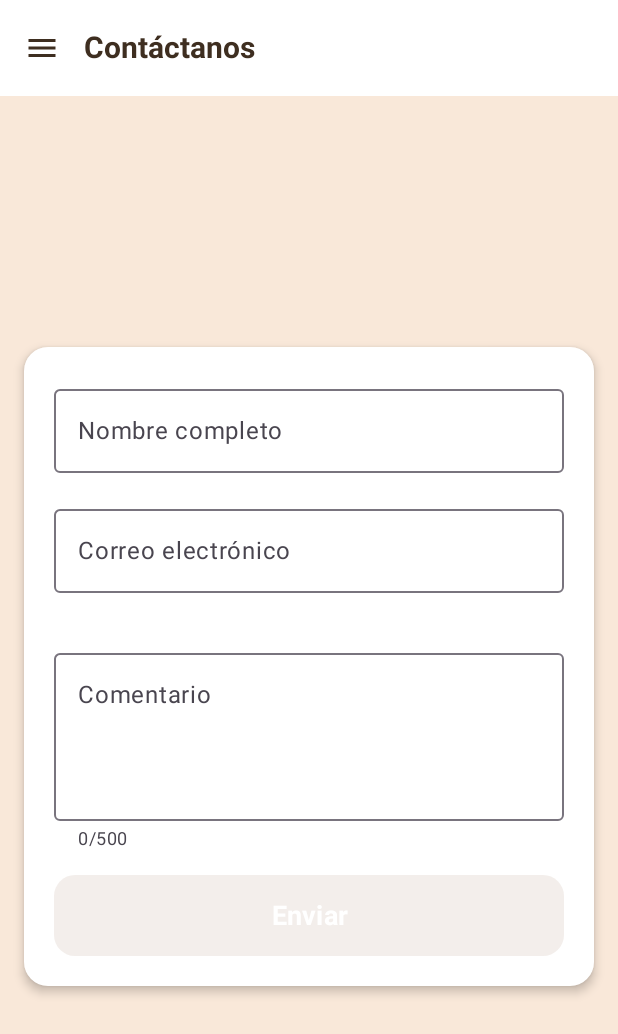
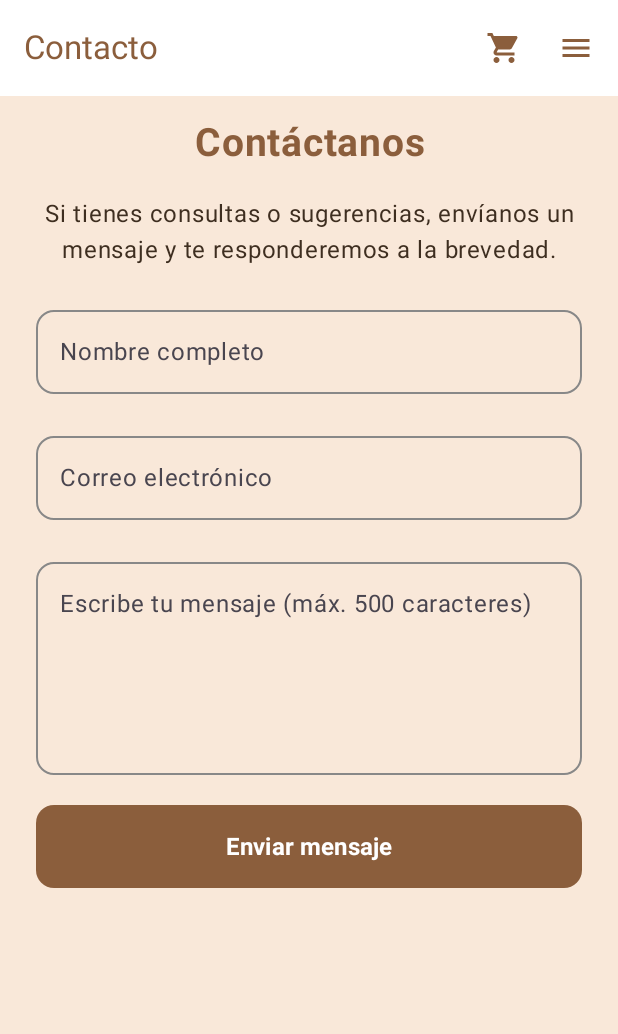
Before and after one commit to Felipe-Ahumada/Pasteleria_APP, an Android app built with Jetpack Compose: the ContactoScreen screen opened through its navigation route, on a phone screen of 412 x 824 dp. Shown: the top 1034 px of the screen. Run offline under Robolectric (Android 15) with nearby library versions, the phone set to English and light mode, and no system bars.

```diff
--- a/app/src/main/java/com/pasteleria_app/pasteleria_app/presentation/ui/Navigation/Navigation.kt
+++ b/app/src/main/java/com/pasteleria_app/pasteleria_app/presentation/ui/Navigation/Navigation.kt
@@ -7,7 +7,7 @@ import androidx.navigation.compose.rememberNavController
 import com.pasteleria_app.pasteleria_app.presentation.ui.screens.*
 import com.pasteleria_app.pasteleria_app.presentation.ui.viewmodel.CarritoViewModel
 
-// 🚀 Definimos las rutas principales de la app
+// 🚀 Rutas principales
 sealed class Screen(val route: String) {
     data object Landing : Screen("landing")
     data object Home : Screen("home")
@@ -18,38 +18,41 @@ sealed class Screen(val route: String) {
 }
 
 @Composable
-fun Navigation(carritoViewModel: CarritoViewModel) {
+fun Navigation(carritoViewModel: CarritoViewModel) { // ✅ Recibe el ViewModel global
     val navController = rememberNavController()
 
     NavHost(
         navController = navController,
         startDestination = Screen.Landing.route
     ) {
-        // 🎬 Landing Page
+        // 🎬 Landing
         composable(Screen.Landing.route) {
             LandingPage(
-                onEnterClick = {
-                    navController.navigate(Screen.Home.route) {
-                        popUpTo(Screen.Landing.route) { inclusive = true }
-                        launchSingleTop = true
-                    }
-                }
+                onEnterClick = { navController.navigate(Screen.Home.route) }
             )
         }
 
         // 🏠 Home
         composable(Screen.Home.route) {
             HomeScreen(
-                onOpenHome = {
-                    navController.navigate(Screen.Home.route) {
-                        popUpTo(Screen.Home.route) { inclusive = true }
-                        launchSingleTop = true
-                    }
-                },
+                onOpenHome = { navController.navigate(Screen.Home.route) },
                 onOpenNosotros = { navController.navigate(Screen.Nosotros.route) },
                 onOpenCarta = { navController.navigate(Screen.Carta.route) },
                 onOpenContacto = { navController.navigate(Screen.Contacto.route) },
-                onOpenCarrito = { navController.navigate(Screen.Carrito.route) }
+                onOpenCarrito = { navController.navigate(Screen.Carrito.route) },
+                carritoViewModel = carritoViewModel // ✅ se pasa aquí
+            )
+        }
+
+        // 👩‍🍳 Nosotros
+        composable(Screen.Nosotros.route) {
+            NosotrosScreen(
+                onOpenHome = { navController.navigate(Screen.Home.route) },
+                onOpenNosotros = { navController.navigate(Screen.Nosotros.route) },
+                onOpenCarta = { navController.navigate(Screen.Carta.route) },
+                onOpenContacto = { navController.navigate(Screen.Contacto.route) },
+                onOpenCarrito = { navController.navigate(Screen.Carrito.route) },
+                carritoViewModel = carritoViewModel // ✅ también aquí
             )
         }
 
@@ -61,7 +64,19 @@ fun Navigation(carritoViewModel: CarritoViewModel) {
                 onOpenCarta = { navController.navigate(Screen.Carta.route) },
                 onOpenContacto = { navController.navigate(Screen.Contacto.route) },
                 onOpenCarrito = { navController.navigate(Screen.Carrito.route) },
-                carritoViewModel = carritoViewModel // 👈 Aquí compartimos el mismo carrito
+                carritoViewModel = carritoViewModel // ✅ igual aquí
+            )
+        }
+
+        // 💌 Contacto
+        composable(Screen.Contacto.route) {
+            ContactoScreen(
+                onOpenHome = { navController.navigate(Screen.Home.route) },
+                onOpenNosotros = { navController.navigate(Screen.Nosotros.route) },
+                onOpenCarta = { navController.navigate(Screen.Carta.route) },
+                onOpenContacto = { navController.navigate(Screen.Contacto.route) },
+                onOpenCarrito = { navController.navigate(Screen.Carrito.route) },
+                carritoViewModel = carritoViewModel // ✅ también aquí
             )
         }
 
@@ -73,29 +88,7 @@ fun Navigation(carritoViewModel: CarritoViewModel) {
                 onOpenCarta = { navController.navigate(Screen.Carta.route) },
                 onOpenContacto = { navController.navigate(Screen.Contacto.route) },
                 onOpenCarrito = { navController.navigate(Screen.Carrito.route) },
-                carritoViewModel = carritoViewModel // 👈 Mismo ViewModel compartido
-            )
-        }
-
-        // 👩‍🍳 Nosotros
-        composable(Screen.Nosotros.route) {
-            NosotrosScreen(
-                onOpenHome = { navController.navigate(Screen.Home.route) },
-                onOpenNosotros = { navController.navigate(Screen.Nosotros.route) },
-                onOpenCarta = { navController.navigate(Screen.Carta.route) },
-                onOpenContacto = { navController.navigate(Screen.Contacto.route) },
-                onOpenCarrito = { navController.navigate(Screen.Carrito.route) }
-            )
-        }
-
-        // 💌 Contacto
-        composable(Screen.Contacto.route) {
-            ContactoScreen(
-                onOpenHome = { navController.navigate(Screen.Home.route) },
-                onOpenNosotros = { navController.navigate(Screen.Nosotros.route) },
-                onOpenCarta = { navController.navigate(Screen.Carta.route) },
-                onOpenContacto = { navController.navigate(Screen.Contacto.route) },
-                onOpenCarrito = { navController.navigate(Screen.Carrito.route) }
+                carritoViewModel = carritoViewModel // ✅ finalmente aquí también
             )
         }
     }
--- a/app/src/main/java/com/pasteleria_app/pasteleria_app/presentation/ui/components/PasteleriaScaffold.kt
+++ b/app/src/main/java/com/pasteleria_app/pasteleria_app/presentation/ui/components/PasteleriaScaffold.kt
@@ -3,22 +3,20 @@ package com.pasteleria_app.pasteleria_app.presentation.ui.components
 import androidx.compose.foundation.Image
 import androidx.compose.foundation.background
 import androidx.compose.foundation.layout.*
-import androidx.compose.foundation.shape.RoundedCornerShape
+import androidx.compose.foundation.shape.CircleShape
 import androidx.compose.material.icons.Icons
 import androidx.compose.material.icons.filled.Menu
-import androidx.compose.material.icons.filled.Person
+import androidx.compose.material.icons.filled.ShoppingCart
 import androidx.compose.material3.*
-import androidx.compose.runtime.Composable
-import androidx.compose.runtime.rememberCoroutineScope
+import androidx.compose.runtime.*
 import androidx.compose.ui.Alignment
 import androidx.compose.ui.Modifier
 import androidx.compose.ui.draw.clip
 import androidx.compose.ui.graphics.Color
 import androidx.compose.ui.res.painterResource
-import androidx.compose.ui.text.font.FontWeight
 import androidx.compose.ui.unit.dp
-import androidx.compose.ui.unit.sp
 import com.pasteleria_app.pasteleria_app.R
+import com.pasteleria_app.pasteleria_app.presentation.ui.viewmodel.CarritoViewModel
 import kotlinx.coroutines.launch
 
 @OptIn(ExperimentalMaterial3Api::class)
@@ -30,10 +28,15 @@ fun PasteleriaScaffold(
     onOpenCarta: () -> Unit = {},
     onOpenContacto: () -> Unit = {},
     onOpenCarrito: () -> Unit = {},
+    carritoViewModel: CarritoViewModel? = null, // ✅ Nuevo parámetro opcional
     content: @Composable (PaddingValues) -> Unit
 ) {
+    val crema = MaterialTheme.colorScheme.background
+    val marron = MaterialTheme.colorScheme.primary
     val drawerState = rememberDrawerState(DrawerValue.Closed)
     val scope = rememberCoroutineScope()
+
+    val totalProductos = carritoViewModel?.productos?.sumOf { it.cantidad } ?: 0
 
     ModalNavigationDrawer(
         drawerState = drawerState,
@@ -59,12 +62,41 @@ fun PasteleriaScaffold(
                     title = {
                         Text(
                             text = title,
-                            color = Color(0xFF3E2E20),
-                            fontWeight = FontWeight.Bold,
-                            fontSize = 20.sp
+                            color = marron,
+                            style = MaterialTheme.typography.titleLarge
                         )
                     },
-                    navigationIcon = {
+                    actions = {
+                        Box(
+                            contentAlignment = Alignment.TopEnd
+                        ) {
+                            IconButton(onClick = onOpenCarrito) {
+                                Icon(
+                                    imageVector = Icons.Default.ShoppingCart,
+                                    contentDescription = "Carrito",
+                                    tint = marron
+                                )
+                            }
+
+                            // 🎯 Badge visible solo si hay productos
+                            if (totalProductos > 0) {
+                                Box(
+                                    modifier = Modifier
+                                        .size(18.dp)
+                                        .offset(x = (-6).dp, y = 6.dp)
+                                        .clip(CircleShape)
+                                        .background(Color(0xFFD32F2F)),
+                                    contentAlignment = Alignment.Center
+                                ) {
+                                    Text(
+                                        text = totalProductos.toString(),
+                                        color = Color.White,
+                                        style = MaterialTheme.typography.labelSmall
+                                    )
+                                }
+                            }
+                        }
+
                         IconButton(onClick = {
                             scope.launch {
                                 if (drawerState.isClosed) drawerState.open() else drawerState.close()
@@ -73,31 +105,25 @@ fun PasteleriaScaffold(
                             Icon(
                                 imageVector = Icons.Default.Menu,
                                 contentDescription = "Menú",
-                                tint = Color(0xFF3E2E20)
+                                tint = marron
                             )
                         }
                     },
                     colors = TopAppBarDefaults.topAppBarColors(containerColor = Color.White)
                 )
             },
-            containerColor = MaterialTheme.colorScheme.background,
+            containerColor = crema,
             content = content
         )
     }
 }
 
 @Composable
-private fun DrawerContent(
+fun DrawerContent(
     onItemClick: (String) -> Unit,
     onClose: () -> Unit
 ) {
-    val menuItems = listOf(
-        "Inicio",
-        "Nosotros",
-        "Carta",
-        "Contacto",
-        "Carrito de Compra"
-    )
+    val menuItems = listOf("Inicio", "Nosotros", "Carta", "Contacto", "Carrito de Compra")
 
     Column(
         modifier = Modifier
@@ -107,54 +133,31 @@ private fun DrawerContent(
             .padding(vertical = 32.dp),
         horizontalAlignment = Alignment.CenterHorizontally
     ) {
-        // 🍰 Logo
         Image(
             painter = painterResource(id = R.drawable.logo_landing),
             contentDescription = "Logo Pastelería",
             modifier = Modifier
                 .size(100.dp)
                 .padding(bottom = 16.dp)
-                .clip(RoundedCornerShape(8.dp))
         )
 
-        // 📋 Opciones del menú
         menuItems.forEach { item ->
-            TextButton(
-                onClick = { onItemClick(item) },
-                modifier = Modifier.fillMaxWidth()
-            ) {
+            TextButton(onClick = { onItemClick(item) }, modifier = Modifier.fillMaxWidth()) {
                 Text(
                     text = item,
                     color = Color.White,
-                    fontSize = 18.sp,
-                    fontWeight = FontWeight.Bold,
-                    modifier = Modifier.padding(vertical = 8.dp)
+                    style = MaterialTheme.typography.titleMedium
                 )
             }
         }
 
         Spacer(modifier = Modifier.weight(1f))
+
         Divider(color = Color.White.copy(alpha = 0.3f))
-
-        // 👤 Usuario (por ahora fijo)
-        Row(
-            modifier = Modifier
-                .padding(16.dp)
-                .fillMaxWidth(),
-            verticalAlignment = Alignment.CenterVertically
-        ) {
-            Icon(
-                imageVector = Icons.Default.Person,
-                contentDescription = null,
-                tint = Color.White
-            )
-            Text(
-                text = "admin",
-                color = Color.White,
-                fontSize = 16.sp,
-                fontWeight = FontWeight.Medium,
-                modifier = Modifier.padding(start = 8.dp)
-            )
-        }
+        Text(
+            text = "admin",
+            color = Color.White,
+            modifier = Modifier.padding(16.dp)
+        )
     }
 }
--- a/app/src/main/java/com/pasteleria_app/pasteleria_app/presentation/ui/screens/CartaScreen.kt
+++ b/app/src/main/java/com/pasteleria_app/pasteleria_app/presentation/ui/screens/CartaScreen.kt
@@ -61,7 +61,9 @@ fun CartaScreen(
         onOpenNosotros = onOpenNosotros,
         onOpenCarta = onOpenCarta,
         onOpenContacto = onOpenContacto,
-        onOpenCarrito = onOpenCarrito
+        onOpenCarrito = onOpenCarrito,
+        carritoViewModel = carritoViewModel
+
     ) { padding ->
         Box(modifier = Modifier.fillMaxSize()) {
 
--- a/app/src/main/java/com/pasteleria_app/pasteleria_app/presentation/ui/screens/CheckoutScreen.kt
+++ /dev/null
@@ -1 +0,0 @@
-package com.pasteleria_app.pasteleria_app.presentation.ui.screens
--- a/app/src/main/java/com/pasteleria_app/pasteleria_app/presentation/ui/screens/ContactoScreen.kt
+++ b/app/src/main/java/com/pasteleria_app/pasteleria_app/presentation/ui/screens/ContactoScreen.kt
@@ -15,164 +15,153 @@ import androidx.compose.ui.text.style.TextAlign
 import androidx.compose.ui.unit.dp
 import androidx.compose.ui.unit.sp
 import com.pasteleria_app.pasteleria_app.presentation.ui.components.PasteleriaScaffold
+import com.pasteleria_app.pasteleria_app.presentation.ui.viewmodel.CarritoViewModel
 import kotlinx.coroutines.launch
 
-@OptIn(ExperimentalMaterial3Api::class)
 @Composable
 fun ContactoScreen(
     onOpenHome: () -> Unit = {},
     onOpenNosotros: () -> Unit = {},
     onOpenCarta: () -> Unit = {},
     onOpenContacto: () -> Unit = {},
-    onOpenCarrito: () -> Unit = {}
+    onOpenCarrito: () -> Unit = {},
+    carritoViewModel: CarritoViewModel // ✅ necesario para mostrar badge
 ) {
     val crema = MaterialTheme.colorScheme.background
     val marron = MaterialTheme.colorScheme.primary
+    val snackbarHostState = remember { SnackbarHostState() }
     val scope = rememberCoroutineScope()
-    val snackbarHostState = remember { SnackbarHostState() }
 
     var nombre by remember { mutableStateOf("") }
     var correo by remember { mutableStateOf("") }
-    var comentario by remember { mutableStateOf("") }
-
-    val maxChars = 500
-    val correoValido = Regex("^[A-Za-z0-9+_.-]+@[A-Za-z0-9.-]+\\.[A-Za-z]{2,}$").matches(correo.trim())
-    val formularioValido =
-        nombre.isNotBlank() && correoValido && comentario.isNotBlank() && comentario.length <= maxChars
-
-    var mostrarDialogoExito by remember { mutableStateOf(false) }
+    var mensaje by remember { mutableStateOf("") }
 
     PasteleriaScaffold(
-        title = "Contáctanos",
+        title = "Contacto",
         onOpenHome = onOpenHome,
         onOpenNosotros = onOpenNosotros,
         onOpenCarta = onOpenCarta,
         onOpenContacto = onOpenContacto,
-        onOpenCarrito = onOpenCarrito
+        onOpenCarrito = onOpenCarrito,
+        carritoViewModel = carritoViewModel // ✅ activa la badge
     ) { padding ->
         Box(
             modifier = Modifier
+                .fillMaxSize()
+                .background(crema)
                 .padding(padding)
-                .fillMaxSize()
-                .background(crema),
-            contentAlignment = Alignment.Center
-        ) {
-            Card(
-                modifier = Modifier
-                    .padding(16.dp)
-                    .fillMaxWidth(),
-                colors = CardDefaults.cardColors(containerColor = Color.White),
-                elevation = CardDefaults.cardElevation(4.dp),
-                shape = RoundedCornerShape(16.dp)
         ) {
             Column(
                 modifier = Modifier
-                        .fillMaxWidth()
-                        .padding(20.dp),
-                    verticalArrangement = Arrangement.spacedBy(16.dp)
+                    .fillMaxSize()
+                    .padding(horizontal = 24.dp, vertical = 16.dp),
+                horizontalAlignment = Alignment.CenterHorizontally,
+                verticalArrangement = Arrangement.spacedBy(20.dp)
             ) {
-                    // 🧁 Nombre
+                Text(
+                    text = "Contáctanos",
+                    fontSize = 26.sp,
+                    fontWeight = FontWeight.Bold,
+                    color = marron,
+                    textAlign = TextAlign.Center
+                )
+
+                Text(
+                    text = "Si tienes consultas o sugerencias, envíanos un mensaje y te responderemos a la brevedad.",
+                    color = Color(0xFF3E2E20),
+                    fontSize = 16.sp,
+                    textAlign = TextAlign.Center
+                )
+
+                // 🧁 Campo nombre
                 OutlinedTextField(
                     value = nombre,
                     onValueChange = { nombre = it },
                     label = { Text("Nombre completo") },
                     singleLine = true,
-                        modifier = Modifier.fillMaxWidth()
+                    shape = RoundedCornerShape(12.dp),
+                    modifier = Modifier.fillMaxWidth(),
+                    colors = OutlinedTextFieldDefaults.colors(
+                        focusedBorderColor = marron,
+                        unfocusedBorderColor = Color.Gray
+                    )
                 )
 
-                    // ✉️ Correo
+                // 📧 Campo correo
                 OutlinedTextField(
                     value = correo,
                     onValueChange = { correo = it },
                     label = { Text("Correo electrónico") },
                     singleLine = true,
                     keyboardOptions = KeyboardOptions(keyboardType = KeyboardType.Email),
+                    shape = RoundedCornerShape(12.dp),
                     modifier = Modifier.fillMaxWidth(),
-                        isError = correo.isNotBlank() && !correoValido,
-                        supportingText = {
-                            if (correo.isNotBlank() && !correoValido)
-                                Text("Ingresa un correo válido")
-                        }
+                    colors = OutlinedTextFieldDefaults.colors(
+                        focusedBorderColor = marron,
+                        unfocusedBorderColor = Color.Gray
+                    )
                 )
 
-                    // 💬 Comentario
+                // 💬 Campo mensaje
                 OutlinedTextField(
-                        value = comentario,
+                    value = mensaje,
                     onValueChange = {
-                            if (it.length <= maxChars) comentario = it
+                        if (it.length <= 500) mensaje = it
                     },
-                        label = { Text("Comentario") },
-                        placeholder = { Text("Máximo 500 caracteres") },
+                    label = { Text("Escribe tu mensaje (máx. 500 caracteres)") },
+                    shape = RoundedCornerShape(12.dp),
                     modifier = Modifier
                         .fillMaxWidth()
-                            .heightIn(min = 140.dp),
-                        supportingText = {
-                            Text("${comentario.length}/$maxChars")
-                        }
+                        .height(150.dp),
+                    colors = OutlinedTextFieldDefaults.colors(
+                        focusedBorderColor = marron,
+                        unfocusedBorderColor = Color.Gray
+                    )
                 )
 
-                    // 📤 Botón Enviar
+                // ✉️ Botón enviar
                 Button(
                     onClick = {
-                            if (formularioValido) {
-                                mostrarDialogoExito = true
+                        if (nombre.isBlank() || correo.isBlank() || mensaje.isBlank()) {
+                            scope.launch {
+                                snackbarHostState.showSnackbar("Por favor completa todos los campos.")
+                            }
+                        } else {
+                            scope.launch {
+                                snackbarHostState.showSnackbar("Gracias por tu mensaje 💌")
+                            }
                             nombre = ""
                             correo = ""
-                                comentario = ""
-                            } else {
-                                scope.launch {
-                                    snackbarHostState.showSnackbar("Completa todos los campos correctamente.")
-                                }
+                            mensaje = ""
                         }
                     },
-                        enabled = formularioValido,
                     colors = ButtonDefaults.buttonColors(containerColor = marron),
-                        shape = RoundedCornerShape(14.dp),
+                    shape = RoundedCornerShape(12.dp),
                     modifier = Modifier
                         .fillMaxWidth()
-                            .height(54.dp)
+                        .height(55.dp)
                 ) {
                     Text(
-                            "Enviar",
+                        text = "Enviar mensaje",
                         color = Color.White,
-                            fontSize = 18.sp,
-                            fontWeight = FontWeight.Bold,
-                            textAlign = TextAlign.Center
+                        fontSize = 16.sp,
+                        fontWeight = FontWeight.Bold
                     )
                 }
             }
-            }
 
-            // 💌 Diálogo de éxito
-            if (mostrarDialogoExito) {
-                AlertDialog(
-                    onDismissRequest = { mostrarDialogoExito = false },
-                    title = {
-                        Text(
-                            text = "Mensaje enviado",
-                            fontWeight = FontWeight.Bold,
-                            color = marron,
-                            fontSize = 20.sp
-                        )
-                    },
-                    text = {
-                        Text(
-                            text = "¡Tu mensaje fue enviado con éxito! Te contactaremos pronto.",
-                            color = Color(0xFF3E2E20),
-                            fontSize = 16.sp
-                        )
-                    },
-                    confirmButton = {
-                        Button(
-                            onClick = { mostrarDialogoExito = false },
-                            colors = ButtonDefaults.buttonColors(containerColor = marron),
-                            shape = RoundedCornerShape(8.dp)
-                        ) {
-                            Text("OK", color = Color.White, fontWeight = FontWeight.Bold)
-                        }
-                    },
-                    containerColor = Color.White,
-                    shape = RoundedCornerShape(16.dp)
+            // 📢 Snackbar
+            SnackbarHost(
+                hostState = snackbarHostState,
+                modifier = Modifier
+                    .align(Alignment.BottomCenter)
+                    .padding(bottom = 20.dp)
+            ) { snackbarData ->
+                Snackbar(
+                    snackbarData,
+                    containerColor = Color(0xFFF5E9D3),
+                    contentColor = Color(0xFF3E2E20),
+                    shape = RoundedCornerShape(12.dp)
                 )
             }
         }
--- a/app/src/main/java/com/pasteleria_app/pasteleria_app/presentation/ui/screens/LoginScreen.kt
+++ /dev/null
@@ -1 +0,0 @@
-package com.pasteleria_app.pasteleria_app.presentation.ui.screens
--- a/app/src/main/java/com/pasteleria_app/pasteleria_app/presentation/ui/screens/PerfilScreen.kt
+++ /dev/null
@@ -1 +0,0 @@
-package com.pasteleria_app.pasteleria_app.presentation.ui.screens
--- a/app/src/main/java/com/pasteleria_app/pasteleria_app/presentation/ui/screens/SplashScreen.kt
+++ /dev/null
@@ -1 +0,0 @@
-package com.pasteleria_app.pasteleria_app.presentation.ui.screens
```
Also changed, not shown: app/src/main/java/com/pasteleria_app/pasteleria_app/presentation/ui/screens/CarritoScreen.kt (+157 -168 lines), app/src/main/java/com/pasteleria_app/pasteleria_app/presentation/ui/screens/HomeScreen.kt (+5 -2 lines), app/src/main/java/com/pasteleria_app/pasteleria_app/presentation/ui/screens/NosotrosScreen.kt (+5 -2 lines). Lines whose indentation alone changed are shown as unchanged.
